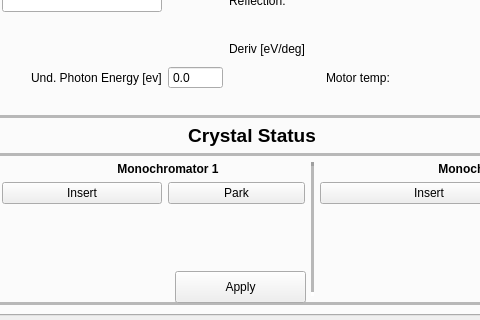
This is hxrss_main_window.ui in marcguetg/hxrss as Qt 5 draws it before an edit; both pictures show x 155 to 635 and y 459 to 779 of the 857 by 779 pixel window. The edited form follows.
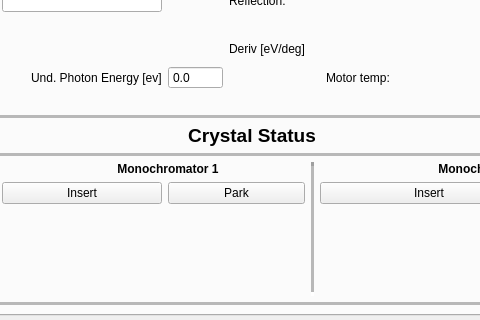
This is the edited form.

Commit message: removed extra button

Patch:
```diff
--- a/hxrss_main_window.ui
+++ b/hxrss_main_window.ui
@@ -1164,19 +1164,6 @@
      <zorder>groupBox_3</zorder>
     </widget>
    </widget>
-   <widget class="QPushButton" name="apply_button_2">
-    <property name="geometry">
-     <rect>
-      <x>330</x>
-      <y>730</y>
-      <width>131</width>
-      <height>32</height>
-     </rect>
-    </property>
-    <property name="text">
-     <string>Apply</string>
-    </property>
-   </widget>
   </widget>
   <widget class="QMenuBar" name="menubar">
    <property name="enabled">
```
The commit also changes 3 other files.
